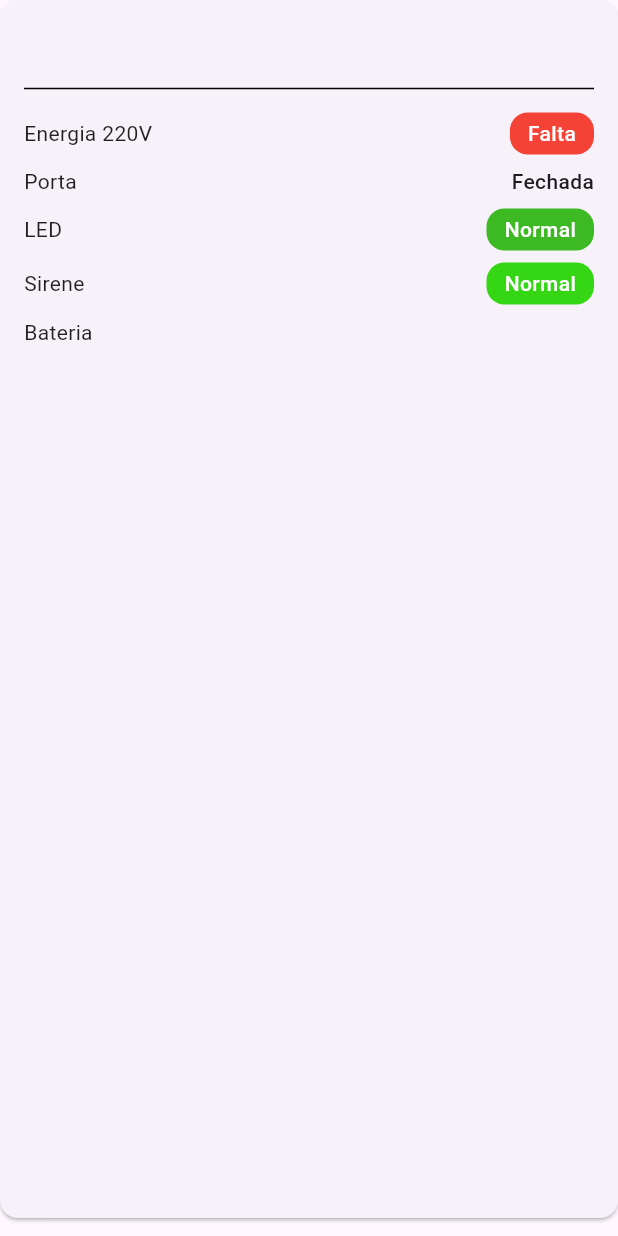
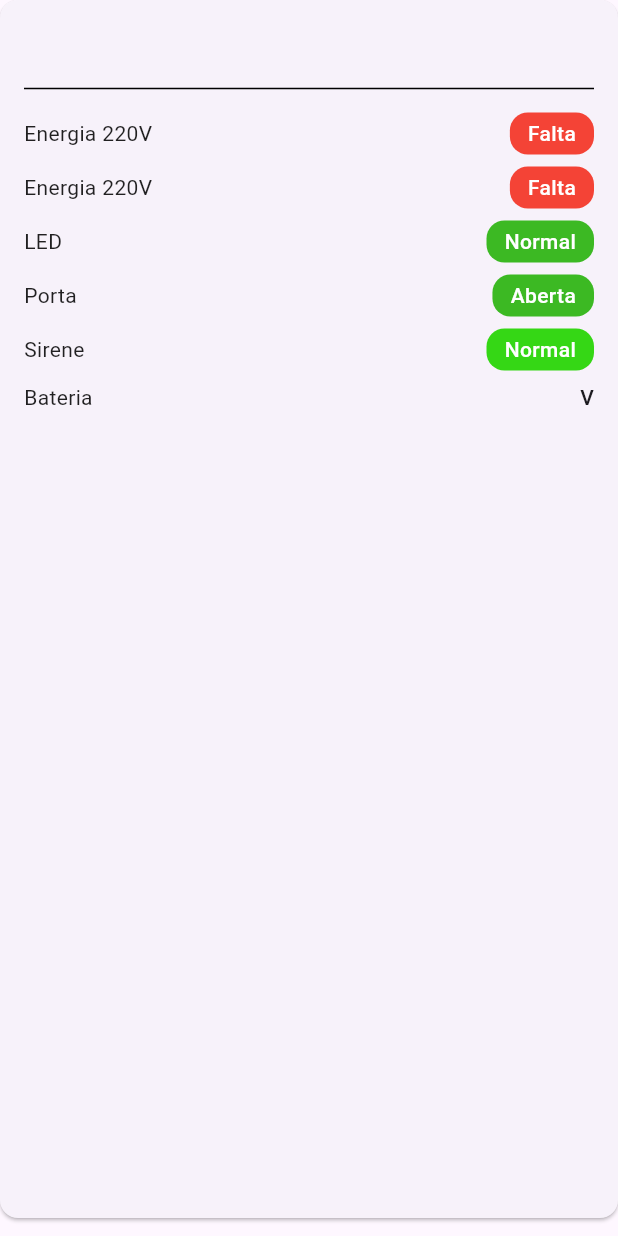
Before and after one commit to Eduardo-MKS/QualleControl, a Flutter app: the PainelReservatorioCard widget shown alone on an empty page, opened directly with empty values, on a phone screen of 412 x 824 dp. Run offline on Flutter 3.47's test engine with Material 3 defaults, Android fonts, the phone set to English and light mode, and no system bars; our stand-ins replace dio, fl_chart, flutter_svg, timezone; network calls fail.

Commit message:
feat: adjusted 'reservatorio' card

```diff
--- a/lib/models/condominio_model.dart
+++ b/lib/models/condominio_model.dart
@@ -22,6 +22,7 @@ class CondominioModel {
   final bool hasPainelReservatorio;
   final bool sirene;
   final bool? painelEnergia;
+  final bool? faseEnergia;
   final String? painelBateria;
   final bool? painelLed;
   final bool? painelSirene;
@@ -30,6 +31,7 @@ class CondominioModel {
   final bool? painelCisternaLed;
   final bool? painelCisternaSirene;
   final String? corrente;
+  final bool? portaReservatorio;
 
   // Propriedades para Casa de Bombas
   final bool hasCasaDeBombas;
@@ -78,6 +80,8 @@ class CondominioModel {
     this.bombas,
     this.historico,
     this.corrente,
+    this.faseEnergia,
+    this.portaReservatorio,
   });
 
   factory CondominioModel.fromJson(Map<String, dynamic> json) {
@@ -132,6 +136,8 @@ class CondominioModel {
     final painelReservatorio = reservatorio?['painelReservatorio'] ?? {};
     final bool temPainelReservatorio = painelReservatorio.isNotEmpty;
     final bool? painelEnergiaStatus = painelReservatorio['energia'];
+    final bool? painelEnergiaFase = painelReservatorio['fase'];
+    final bool? portaReservatorioStatus = painelReservatorio['remoto'];
     final dynamic painelBateriaValue = painelReservatorio['bateria'];
     final bool? painelLedStatus = painelReservatorio['led'];
     final bool? painelSireneStatus = painelReservatorio['sirene'];
@@ -182,11 +188,11 @@ class CondominioModel {
       hasPainelReservatorio: temPainelReservatorio,
       sirene: painelSireneStatus ?? false,
       painelEnergia: painelEnergiaStatus,
+      faseEnergia: painelEnergiaFase,
+      portaReservatorio: portaReservatorioStatus,
       painelBateria:
-          painelBateriaValue != null
-              ? (painelBateriaValue is num
-                  ? painelBateriaValue.toStringAsFixed(2)
-                  : painelBateriaValue.toString())
+          painelBateriaValue?['tensao'] != null
+              ? (painelBateriaValue['tensao'] as num).toStringAsFixed(2)
               : null,
       painelLed: painelLedStatus,
       painelSirene: painelSireneStatus,
--- a/lib/views/condominios/components/resumo/painel_reservatorio_card.dart
+++ b/lib/views/condominios/components/resumo/painel_reservatorio_card.dart
@@ -5,6 +5,7 @@ import 'package:flutter_mks_app/views/condominios/components/resumo/info_row.dar
 class PainelReservatorioCard extends StatelessWidget {
   final String titulo;
   final String bateria;
+  final String painelBateria;
   final CondominioModel condominio;
 
   const PainelReservatorioCard({
@@ -12,6 +13,7 @@ class PainelReservatorioCard extends StatelessWidget {
     required this.titulo,
     required this.bateria,
     required this.condominio,
+    required this.painelBateria,
   });
 
   @override
@@ -48,7 +50,13 @@ class PainelReservatorioCard extends StatelessWidget {
                         : Colors.red,
               ),
 
-            InfoRow(label: "Porta", value: "Fechada", statusColor: null),
+            if (condominio.faseEnergia != null)
+              InfoRow(
+                value: condominio.faseEnergia == true ? "Normal" : "Falta",
+                statusColor:
+                    condominio.faseEnergia == true ? Colors.green : Colors.red,
+                label: 'Energia 220V',
+              ),
 
             // LED - Pega da API se disponível
             if (condominio.painelLed != null)
@@ -57,6 +65,17 @@ class PainelReservatorioCard extends StatelessWidget {
                 value: condominio.painelLed == true ? "Desligado" : "Normal",
                 statusColor:
                     condominio.painelLed == true
+                        ? const Color.fromARGB(255, 233, 33, 33)
+                        : const Color.fromARGB(255, 60, 185, 35),
+              ),
+
+            if (condominio.portaReservatorio != null)
+              InfoRow(
+                label: "Porta",
+                value:
+                    condominio.portaReservatorio == true ? "Fechada" : "Aberta",
+                statusColor:
+                    condominio.portaReservatorio == true
                         ? const Color.fromARGB(255, 233, 33, 33)
                         : const Color.fromARGB(255, 60, 185, 35),
               ),
@@ -72,7 +91,7 @@ class PainelReservatorioCard extends StatelessWidget {
                         : const Color.fromARGB(255, 53, 215, 21),
               ),
             // Bateria
-            InfoRow(label: "Bateria", value: bateria, statusColor: null),
+            InfoRow(label: "Bateria", value: "${painelBateria}V"),
           ],
         ),
       ),
--- a/lib/views/condominios/detalhes/resumo_component.dart
+++ b/lib/views/condominios/detalhes/resumo_component.dart
@@ -101,6 +101,8 @@ class ResumoScreen extends StatelessWidget {
               PainelReservatorioCard(
                 titulo: "Painel Reservatório",
                 condominio: condominio,
+                painelBateria:
+                    condominio.painelBateria ?? condominio.bateria ?? '14.14',
                 bateria:
                     condominio.painelBateria ?? condominio.bateria ?? '14.14V',
               ),
```
